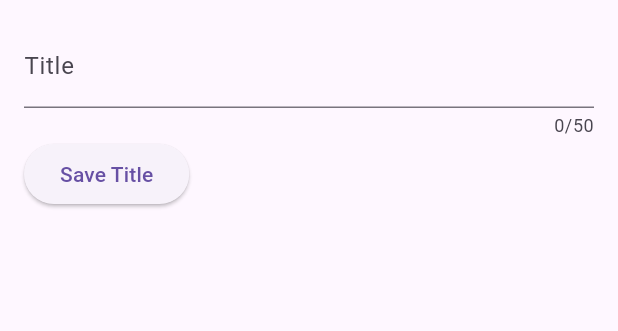
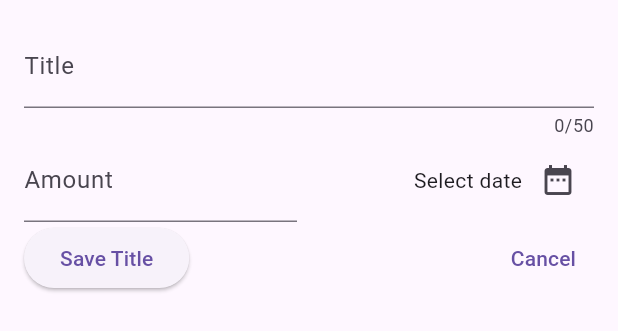
Before and after one commit to loremm34/expense_tracker, a Flutter app: the NewExpenses widget shown alone on an empty page, opened directly, after a tap on "Save Title", on a phone screen of 412 x 824 dp. Shown: the top 331 px of the screen. Run offline on Flutter 3.47's test engine with Material 3 defaults, Android fonts, the phone set to English and light mode, and no system bars.

```diff
--- a/lib/widgets/new_expenses.dart
+++ b/lib/widgets/new_expenses.dart
@@ -1,7 +1,7 @@
 import 'package:flutter/material.dart';
 
 class NewExpenses extends StatefulWidget {
-  NewExpenses({super.key});
+  const NewExpenses({super.key});
   @override
   State<NewExpenses> createState() {
     return _NewExpenses();
@@ -9,7 +9,6 @@ class NewExpenses extends StatefulWidget {
 }
 
 class _NewExpenses extends State<NewExpenses> {
-
   // var _enteredTitle = '';
 
   // void saveTitleInput(String inputValue) {
@@ -17,20 +16,33 @@ class _NewExpenses extends State<NewExpenses> {
   // }
 
   var _titleController = TextEditingController();
+  var _amountController = TextEditingController();
 
   @override
   void dispose() {
     _titleController.dispose();
+    _amountController.dispose();
     super.dispose();
+  }
+
+  void closeModalSheet(context) {
+    Navigator.pop(context);
+  }
+
+  void _presentDatePicker() {
+    final now = DateTime.now();
+    final firstDate = DateTime(now.year - 1, now.month, now.day);
+    final lastDate = DateTime(now.year + 2000, now.month, now.day);
+    showDatePicker(context: context, firstDate: firstDate, lastDate: lastDate);
   }
 
   @override
   Widget build(BuildContext context) {
     return Padding(
-      padding: EdgeInsets.all(16),
+      padding: const EdgeInsets.all(16),
       child: Column(
         children: [
-           TextField(
+          TextField(
             // onChanged: saveTitleInput, Следит за обновлением формы
             controller: _titleController,
             maxLength: 50,
@@ -38,9 +50,46 @@ class _NewExpenses extends State<NewExpenses> {
           ),
           Row(
             children: [
-              ElevatedButton(onPressed: () {
-                print(_titleController.text);
-              }, child: Text("Save Title")),
+              Expanded(
+                child: TextField(
+                  controller: _amountController,
+                  keyboardType: TextInputType.number,
+                  decoration: const InputDecoration(
+                    label: Text("Amount"),
+                    prefixText: '\$',
+                  ),
+                ),
+              ),
+              const SizedBox(
+                width: 16,
+              ),
+              Expanded(
+                  child: Row(
+                mainAxisAlignment: MainAxisAlignment.end,
+                crossAxisAlignment: CrossAxisAlignment.center,
+                children: [
+                  const Text("Select date"),
+                  IconButton(
+                      onPressed: _presentDatePicker,
+                      icon: const Icon(Icons.date_range))
+                ],
+              ))
+            ],
+          ),
+          Row(
+            children: [
+              ElevatedButton(
+                  onPressed: () {
+                    print(_titleController.text);
+                    print(_amountController.text);
+                  },
+                  child: const Text("Save Title")),
+              const Spacer(),
+              TextButton(
+                  onPressed: () {
+                    closeModalSheet(context);
+                  },
+                  child: const Text("Cancel"))
             ],
           )
         ],
```
